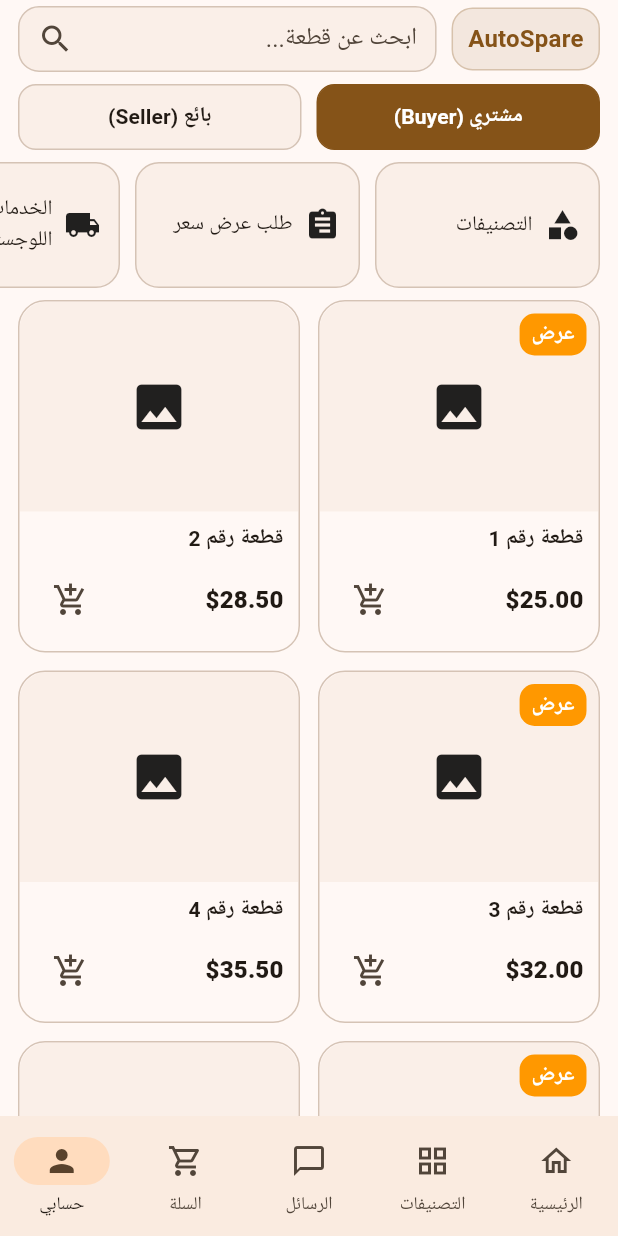
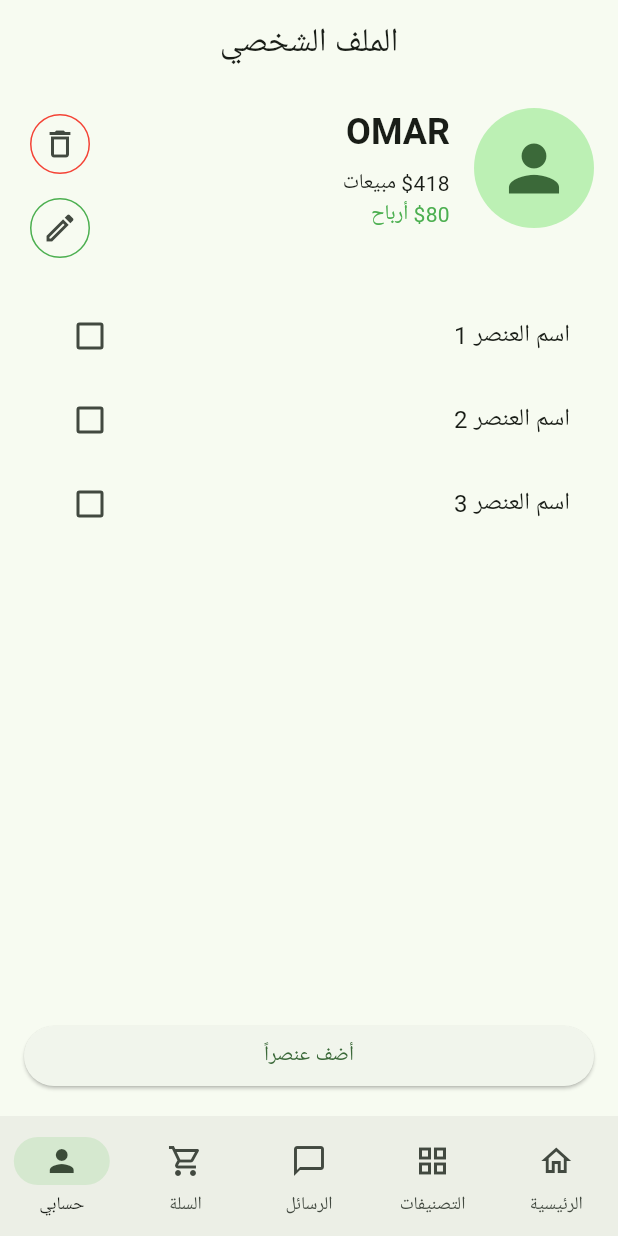
Before and after one commit to AhmedAtaar/Team3_CAI3_SWD8_G1_AutoSpare, a Flutter app: the screen it shows after launch, item 5 of the bottom bar chosen, on a phone screen of 412 x 824 dp. Run offline on Flutter 3.47's test engine with Material 3 defaults, Android fonts, the light colour scheme and no system bars.

Commit message:
Initial commit - Flutter AutoSpare project with Home, Categories, Messages, Cart, Profile pages

```diff
--- a/lib/assets/lib/presentation/screens/home/home_screen.dart
+++ /dev/null
@@ -1 +0,0 @@
-// TODO Implement this library.
--- a/lib/main.dart
+++ b/lib/main.dart
@@ -1,6 +1,9 @@
 import 'package:flutter/material.dart';
 import 'home_screen.dart';
-
+import 'seller_profile_page.dart';
+import 'categories_screen.dart';
+import 'messages_screen.dart';
+import 'cart_screen.dart';
 void main() => runApp(const MyApp());
 
 class MyApp extends StatelessWidget {
@@ -13,7 +16,7 @@ class MyApp extends StatelessWidget {
       debugShowCheckedModeBanner: false,
       theme: ThemeData(
         useMaterial3: true,
-        colorSchemeSeed: Colors.orange,
+        colorSchemeSeed: Colors.green,
         brightness: Brightness.light,
       ),
       home: const HomeScreen(),
--- /dev/null
+++ b/lib/seller_profile_page.dart
@@ -0,0 +1,172 @@
+import 'package:flutter/material.dart';
+import 'home_screen.dart';
+import 'categories_screen.dart';
+import 'messages_screen.dart';
+import 'cart_screen.dart';
+
+class SellerProfilePage extends StatefulWidget {
+  const SellerProfilePage({super.key});
+  @override
+  State<SellerProfilePage> createState() => _SellerProfilePageState();
+}
+
+class _SellerProfilePageState extends State<SellerProfilePage> {
+  final String sellerName = "OMAR";
+  final double totalSales = 418;
+  final double totalProfit = 80;
+  final List<String> items = ["اسم العنصر 1", "اسم العنصر 2", "اسم العنصر 3"];
+  final Map<int, bool> selected = {};
+  int _bottomIndex = 4; // هنا الصفحة الحالية (حسابي)
+
+  // ✅ نفس كود الـ BottomNavigation
+  Widget _buildBottomBar() {
+    return NavigationBar(
+      selectedIndex: _bottomIndex,
+      onDestinationSelected: (i) {
+        setState(() => _bottomIndex = i);
+
+        Widget page;
+        switch (i) {
+          case 0:
+            page = const HomeScreen();
+            break;
+          case 1:
+            page = const CategoriesScreen();
+            break;
+          case 2:
+            page = const MessagesScreen();
+            break;
+          case 3:
+            page = const CartScreen();
+            break;
+          case 4:
+          default:
+            page = const SellerProfilePage();
+            break;
+        }
+
+        if (i != 4) { // لو مش في البروفايل
+          Navigator.pushReplacement(
+            context,
+            MaterialPageRoute(builder: (_) => page),
+          );
+        }
+      },
+      destinations: const [
+        NavigationDestination(
+          icon: Icon(Icons.home_outlined),
+          selectedIcon: Icon(Icons.home),
+          label: 'الرئيسية',
+        ),
+        NavigationDestination(
+          icon: Icon(Icons.grid_view_outlined),
+          selectedIcon: Icon(Icons.grid_view),
+          label: 'التصنيفات',
+        ),
+        NavigationDestination(
+          icon: Icon(Icons.chat_bubble_outline),
+          selectedIcon: Icon(Icons.chat_bubble),
+          label: 'الرسائل',
+        ),
+        NavigationDestination(
+          icon: Icon(Icons.shopping_cart_outlined),
+          selectedIcon: Icon(Icons.shopping_cart),
+          label: 'السلة',
+        ),
+        NavigationDestination(
+          icon: Icon(Icons.person_outline),
+          selectedIcon: Icon(Icons.person),
+          label: 'حسابي',
+        ),
+      ],
+    );
+  }
+
+  @override
+  Widget build(BuildContext context) {
+    final theme = Theme.of(context);
+    return Directionality(
+      textDirection: TextDirection.rtl,
+      child: Scaffold(
+        appBar: AppBar(title: const Text("الملف الشخصي"), centerTitle: true),
+        body: Padding(
+          padding: const EdgeInsets.all(16),
+          child: Column(
+            children: [
+              Row(
+                crossAxisAlignment: CrossAxisAlignment.start,
+                children: [
+                  CircleAvatar(
+                    radius: 40,
+                    child: Icon(Icons.person,
+                        size: 50, color: theme.colorScheme.primary),
+                  ),
+                  const SizedBox(width: 16),
+                  Expanded(
+                    child: Column(
+                      crossAxisAlignment: CrossAxisAlignment.start,
+                      children: [
+                        Text(sellerName,
+                            style: theme.textTheme.headlineSmall?.copyWith(
+                                fontWeight: FontWeight.bold)),
+                        const SizedBox(height: 8),
+                        Text("\$${totalSales.toStringAsFixed(0)} مبيعات"),
+                        Text("\$${totalProfit.toStringAsFixed(0)} أرباح",
+                            style: const TextStyle(color: Colors.green)),
+                      ],
+                    ),
+                  ),
+                  Column(
+                    children: [
+                      IconButton(
+                        onPressed: () {},
+                        icon: const Icon(Icons.delete_outline),
+                        tooltip: "حذف",
+                        style: IconButton.styleFrom(
+                          shape: const CircleBorder(),
+                          side: const BorderSide(color: Colors.red),
+                        ),
+                      ),
+                      const SizedBox(height: 8),
+                      IconButton(
+                        onPressed: () {},
+                        icon: const Icon(Icons.edit_outlined),
+                        tooltip: "تحرير",
+                        style: IconButton.styleFrom(
+                          shape: const CircleBorder(),
+                          side: const BorderSide(color: Colors.green),
+                        ),
+                      ),
+                    ],
+                  ),
+                ],
+              ),
+              const SizedBox(height: 20),
+              Expanded(
+                child: ListView.builder(
+                  itemCount: items.length,
+                  itemBuilder: (_, index) => CheckboxListTile(
+                    title: Text(items[index]),
+                    value: selected[index] ?? false,
+                    onChanged: (val) =>
+                        setState(() => selected[index] = val ?? false),
+                  ),
+                ),
+              ),
+              const SizedBox(height: 16),
+              SizedBox(
+                width: double.infinity,
+                child: ElevatedButton(
+                  onPressed: () {},
+                  child: const Text("أضف عنصراً"),
+                ),
+              ),
+            ],
+          ),
+        ),
+        // ✅ هنا استدعاء البار اللي فوق
+        bottomNavigationBar: _buildBottomBar(),
+      ),
+    );
+  }
+}
```
Also changed, not shown: lib/app_scaffold.dart (added, +69 -0 lines), lib/cart_screen.dart (added, +15 -0 lines), lib/categories_screen.dart (added, +15 -0 lines), lib/home_screen.dart (+35 -2 lines), lib/messages_screen.dart (added, +15 -0 lines).
